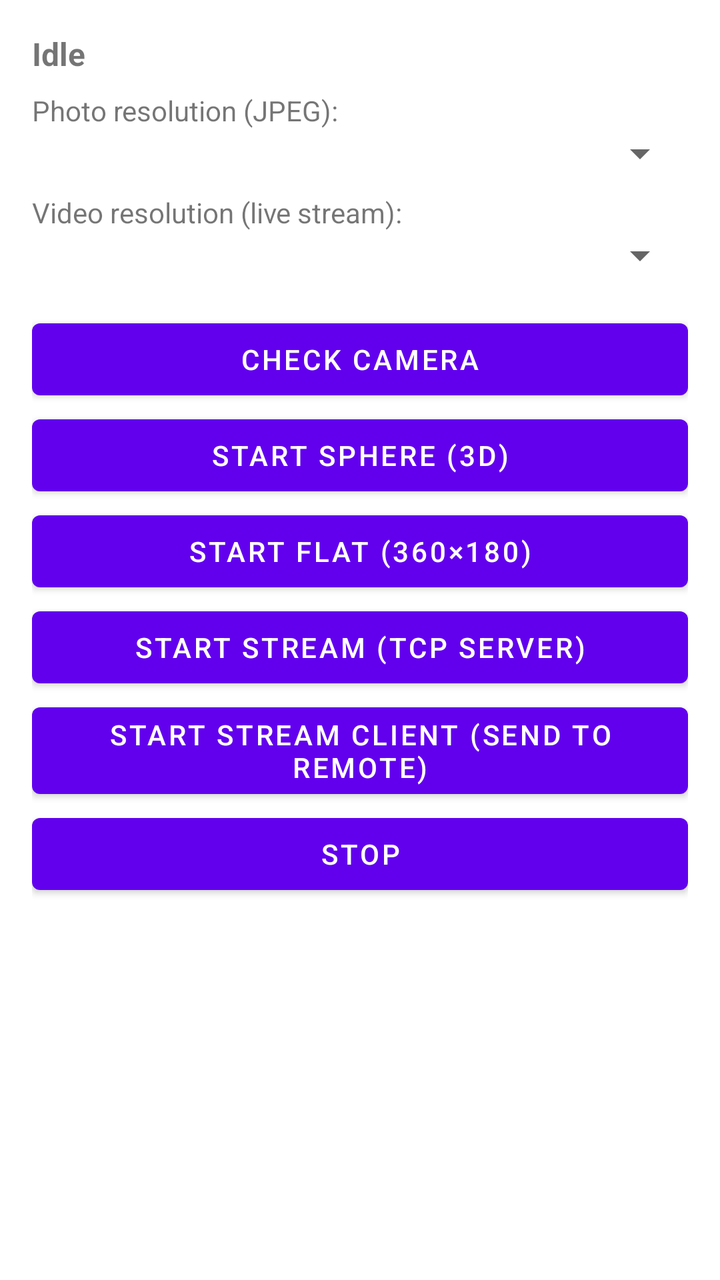
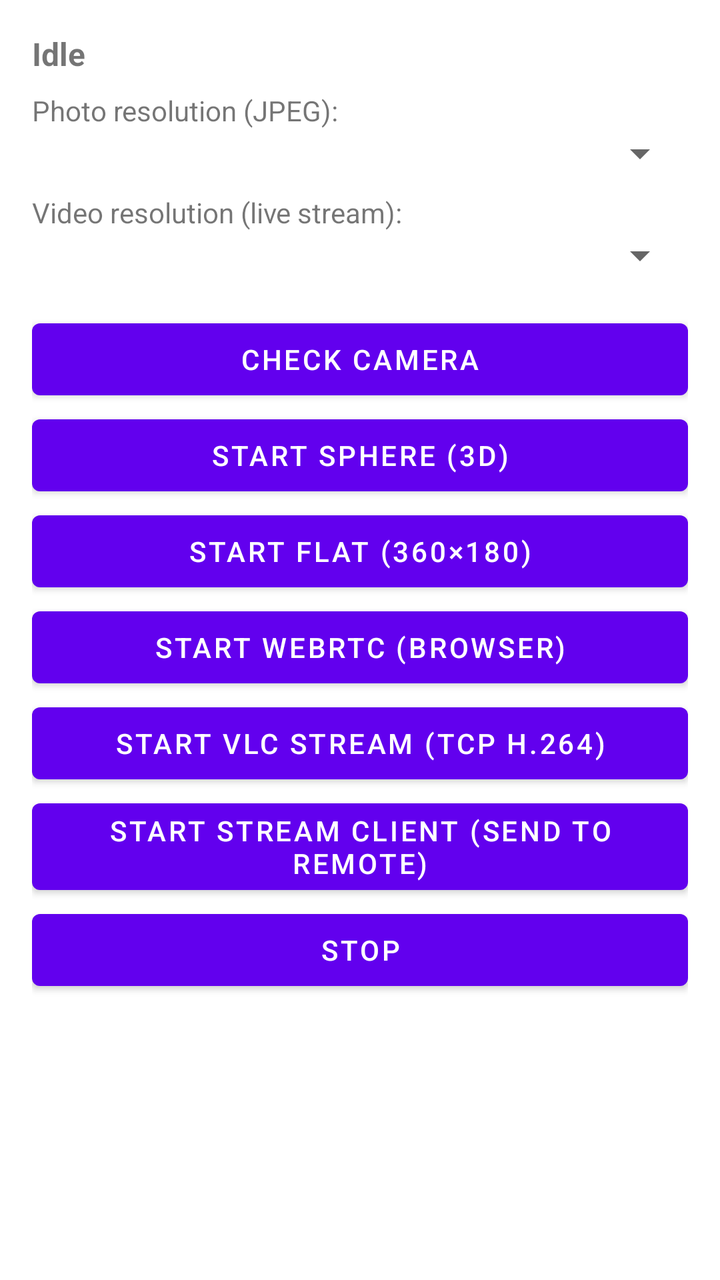

The first picture is an Android layout as it rendered before a commit; the second is the same layout after the commit. The layout source and the unified diff follow.
<!-- AndroidManifest.xml: application theme Theme.Live360Viewer -->
<!-- res/layout/activity_main.xml -->
<?xml version="1.0" encoding="utf-8"?>
<ScrollView xmlns:android="http://schemas.android.com/apk/res/android"
    android:layout_width="match_parent"
    android:layout_height="match_parent"
    android:fillViewport="true">

    <LinearLayout
        android:layout_width="match_parent"
        android:layout_height="wrap_content"
        android:orientation="vertical"
        android:padding="16dp">

        <TextView
            android:id="@+id/tvStatus"
            android:layout_width="match_parent"
            android:layout_height="wrap_content"
            android:text="@string/status_idle"
            android:textStyle="bold"
            android:textSize="16sp"
            android:paddingBottom="8dp" />

        
        <TextView
            android:layout_width="wrap_content"
            android:layout_height="wrap_content"
            android:text="Photo resolution (JPEG):" />

        <Spinner
            android:id="@+id/spPhotoRes"
            android:layout_width="match_parent"
            android:layout_height="wrap_content"
            android:layout_marginBottom="8dp" />

        
        <TextView
            android:layout_width="wrap_content"
            android:layout_height="wrap_content"
            android:text="Video resolution (live stream):" />

        <Spinner
            android:id="@+id/spVideoRes"
            android:layout_width="match_parent"
            android:layout_height="wrap_content"
            android:layout_marginBottom="16dp" />

        
        <Button
            android:id="@+id/btnConnect"
            android:layout_width="match_parent"
            android:layout_height="wrap_content"
            android:text="Check camera" />

        <Button
            android:id="@+id/btnStartSphere"
            android:layout_width="match_parent"
            android:layout_height="wrap_content"
            android:text="Start Sphere (3D)" />

        <Button
            android:id="@+id/btnStartFlat"
            android:layout_width="match_parent"
            android:layout_height="wrap_content"
            android:text="Start Flat (360×180)" />

        <Button
            android:id="@+id/btnStartStream"
            android:layout_width="match_parent"
            android:layout_height="wrap_content"
            android:text="Start Stream (TCP server)" />

        <Button
            android:id="@+id/btnStartClient"
            android:layout_width="match_parent"
            android:layout_height="wrap_content"
            android:text="Start Stream Client (send to remote)" />

        <Button
            android:id="@+id/btnStop"
            android:layout_width="match_parent"
            android:layout_height="wrap_content"
            android:text="Stop" />

        
        <TextView
            android:id="@+id/tvLog"
            android:layout_width="match_parent"
            android:layout_height="wrap_content"
            android:layout_marginTop="16dp"
            android:fontFamily="monospace"
            android:textSize="11sp"
            android:textIsSelectable="true" />

    </LinearLayout>
</ScrollView>
<!-- resources referenced by this layout -->
<resources>
  <string name="status_idle">Idle</string>
  <style name="Theme.Live360Viewer" parent="Theme.MaterialComponents.DayNight.NoActionBar">
          <item name="colorPrimary">@color/purple_500</item>
          <item name="colorPrimaryVariant">@color/purple_700</item>
          <item name="colorOnPrimary">@color/white</item>
          <item name="colorSecondary">@color/teal_200</item>
          <item name="colorSecondaryVariant">@color/teal_700</item>
          <item name="colorOnSecondary">@color/black</item>
          <item name="android:statusBarColor" tools:targetApi="l">?attr/colorPrimaryVariant</item>
      </style>
  <color name="purple_500">#FF6200EE</color>
  <color name="purple_700">#FF3700B3</color>
  <color name="white">#FFFFFFFF</color>
  <color name="teal_200">#FF03DAC5</color>
  <color name="teal_700">#FF018786</color>
  <color name="black">#FF000000</color>
</resources>

<!-- the commit's change to res/layout/activity_main.xml (unified diff, before → after) -->
@@ -63,10 +63,16 @@
             android:text="Start Flat (360×180)" />
 
         <Button
-            android:id="@+id/btnStartStream"
+            android:id="@+id/btnStartWebRtc"
             android:layout_width="match_parent"
             android:layout_height="wrap_content"
-            android:text="Start Stream (TCP server)" />
+            android:text="Start WebRTC (Browser)" />
+
+        <Button
+            android:id="@+id/btnStartVlc"
+            android:layout_width="match_parent"
+            android:layout_height="wrap_content"
+            android:text="Start VLC Stream (TCP H.264)" />
 
         <Button
             android:id="@+id/btnStartClient"
